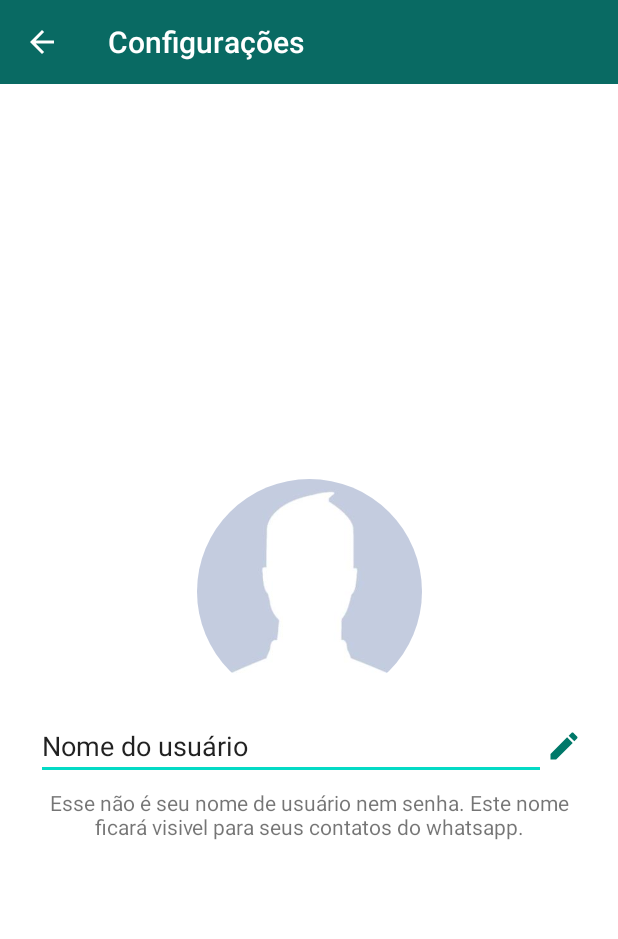
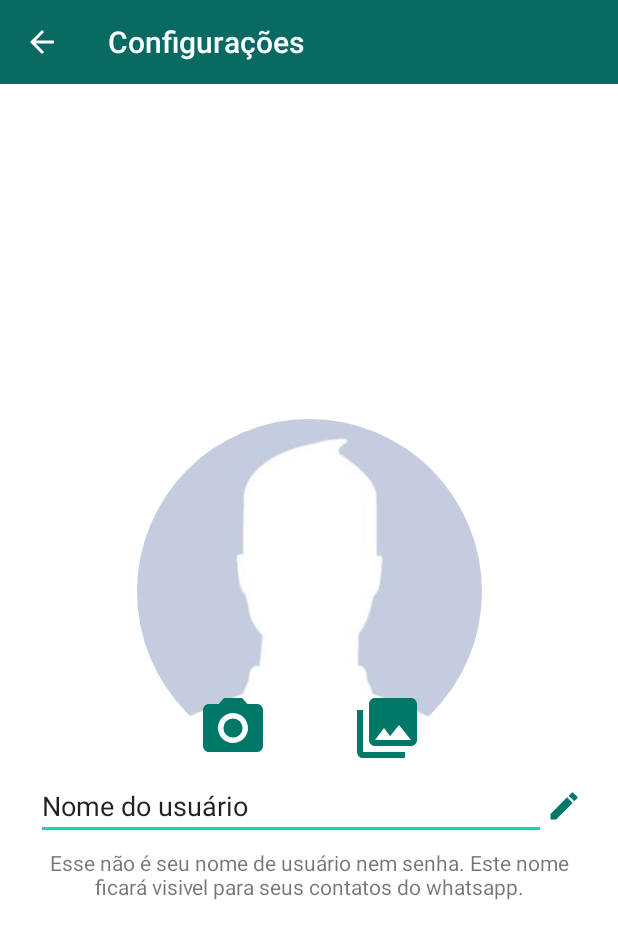
Before and after one commit to AnthoniIP/WhatsAppCloneJavaAndroid, an Android app: the ConfigActivity screen opened directly, with no data from a screen before it, on a phone screen of 412 x 824 dp. Shown: the top 939 px of the screen. Run offline under Robolectric (Android 15) with nearby library versions, the phone set to English and light mode, and no system bars; our stand-ins replace CircleImageView.

Commit message:
feita logica para alterar a foto de perfil do usuario na ConfigActivity

```diff
--- a/app/src/main/java/com/aidev/whatsapp/activity/ConfigActivity.java
+++ b/app/src/main/java/com/aidev/whatsapp/activity/ConfigActivity.java
@@ -2,64 +2,109 @@ package com.aidev.whatsapp.activity;
 
 import android.Manifest;
 import android.app.AlertDialog;
-import android.app.AlertDialog.Builder;
-import android.app.Dialog;
-import android.content.Context;
 import android.content.DialogInterface;
+import android.content.Intent;
 import android.content.pm.PackageManager;
+import android.graphics.Bitmap;
+import android.net.Uri;
 import android.os.Bundle;
+import android.provider.MediaStore;
 import android.view.View;
-import android.widget.ImageView;
-import android.widget.Toast;
-
 import androidx.annotation.NonNull;
 import androidx.appcompat.widget.Toolbar;
-
-import androidx.annotation.Nullable;
 import androidx.appcompat.app.AppCompatActivity;
-
 import com.aidev.whatsapp.R;
 import com.aidev.whatsapp.helper.Permissao;
+import de.hdodenhof.circleimageview.CircleImageView;
+import android.widget.ImageView;
 
 
-/*
+public class ConfigActivity extends AppCompatActivity {
 
-created by Anthoni Ipiranga
-
-*/   public class ConfigActivity extends AppCompatActivity {
-
-    private ImageView perfil;
-    private String[] permisoesNecessarias = new String[]{
-
+    private String[] permissoesNecessarias = new String[]{
             Manifest.permission.READ_EXTERNAL_STORAGE,
             Manifest.permission.CAMERA
-
     };
-
-    Toolbar toolbar;
+    private ImageView imageButtonCamera, imageButtonGaleria;
+    private static final int SELECAO_CAMERA  = 100;
+    private static final int SELECAO_GALERIA = 200;
+    private CircleImageView circleImageViewPerfil;
 
     @Override
-    protected void onCreate(@Nullable Bundle savedInstanceState) {
+    protected void onCreate(Bundle savedInstanceState) {
         super.onCreate(savedInstanceState);
         setContentView(R.layout.activity_config);
 
-        //Validar permissoes
-        Permissao.validarPermissoes(permisoesNecessarias, this, 1);
+        //Validar permissões
+        Permissao.validarPermissoes(permissoesNecessarias, this, 1);
 
-        toolbar = findViewById(R.id.toolbarPrincipal);
+        imageButtonCamera  = findViewById(R.id.imageViewCamera);
+        imageButtonGaleria = findViewById(R.id.imageViewGaleria);
+        circleImageViewPerfil = findViewById(R.id.circleImageView_fotoPerfil);
+
+        Toolbar toolbar = findViewById(R.id.toolbarPrincipal);
         toolbar.setTitle("Configurações");
-        setSupportActionBar(toolbar);
+        setSupportActionBar( toolbar );
 
         getSupportActionBar().setDisplayHomeAsUpEnabled(true);
 
-        perfil = findViewById(R.id.circleImageView_fotoPerfil);
+        imageButtonCamera.setOnClickListener(new View.OnClickListener() {
+            @Override
+            public void onClick(View v) {
 
-        perfil.setOnClickListener(new View.OnClickListener() {
-            @Override
-            public void onClick(View view) {
-                Toast.makeText(ConfigActivity.this, "clicado na imagem", Toast.LENGTH_SHORT).show();
+                Intent i = new Intent(MediaStore.ACTION_IMAGE_CAPTURE);
+                if ( i.resolveActivity(getPackageManager()) != null ){
+                    startActivityForResult(i, SELECAO_CAMERA );
+                }
+
+
             }
         });
+
+        imageButtonGaleria.setOnClickListener(new View.OnClickListener() {
+            @Override
+            public void onClick(View v) {
+
+                Intent i = new Intent(Intent.ACTION_PICK, MediaStore.Images.Media.EXTERNAL_CONTENT_URI );
+                if ( i.resolveActivity(getPackageManager()) != null ){
+                    startActivityForResult(i, SELECAO_GALERIA );
+                }
+            }
+        });
+
+
+    }
+
+    @Override
+    protected void onActivityResult(int requestCode, int resultCode, Intent data) {
+        super.onActivityResult(requestCode, resultCode, data);
+
+        if ( resultCode == RESULT_OK ){
+            Bitmap imagem = null;
+
+            try {
+
+                switch ( requestCode ){
+                    case SELECAO_CAMERA:
+                        imagem = (Bitmap) data.getExtras().get("data");
+                        break;
+                    case SELECAO_GALERIA:
+                        Uri localImagemSelecionada = data.getData();
+                        imagem = MediaStore.Images.Media.getBitmap(getContentResolver(), localImagemSelecionada );
+                        break;
+                }
+
+                if ( imagem != null ){
+
+                    circleImageViewPerfil.setImageBitmap( imagem );
+
+                }
+
+            }catch (Exception e){
+                e.printStackTrace();
+            }
+
+        }
 
     }
 
@@ -67,28 +112,23 @@ created by Anthoni Ipiranga
     public void onRequestPermissionsResult(int requestCode, @NonNull String[] permissions, @NonNull int[] grantResults) {
         super.onRequestPermissionsResult(requestCode, permissions, grantResults);
 
-        for (int permissaoResultado : grantResults) {
-
-            if (permissaoResultado == PackageManager.PERMISSION_DENIED) {
-
-                alertaValidacao();
-
-
+        for ( int permissaoResultado : grantResults ){
+            if ( permissaoResultado == PackageManager.PERMISSION_DENIED ){
+                alertaValidacaoPermissao();
             }
-
         }
 
     }
 
-    private void alertaValidacao() {
+    private void alertaValidacaoPermissao(){
 
-
-        AlertDialog.Builder builder = new AlertDialog.Builder(this);
-        builder.setTitle("Permissoes negadas");
-        builder.setMessage("Para utilizar o app e necessario aceitar as permissoes");
+        AlertDialog.Builder builder = new AlertDialog.Builder( this );
+        builder.setTitle("Permissões Negadas");
+        builder.setMessage("Para utilizar o app é necessário aceitar as permissões");
+        builder.setCancelable(false);
         builder.setPositiveButton("Confirmar", new DialogInterface.OnClickListener() {
             @Override
-            public void onClick(DialogInterface dialogInterface, int i) {
+            public void onClick(DialogInterface dialog, int which) {
                 finish();
             }
         });
@@ -97,4 +137,5 @@ created by Anthoni Ipiranga
         dialog.show();
 
     }
+
 }
--- /dev/null
+++ b/app/src/main/res/drawable/ic_baseline_photo_camera_24.xml
@@ -0,0 +1,6 @@
+<vector android:height="48dp" android:tint="#007869"
+    android:viewportHeight="24" android:viewportWidth="24"
+    android:width="48dp" xmlns:android="http://schemas.android.com/apk/res/android">
+    <path android:fillColor="@android:color/white" android:pathData="M12,12m-3.2,0a3.2,3.2 0,1 1,6.4 0a3.2,3.2 0,1 1,-6.4 0"/>
+    <path android:fillColor="@android:color/white" android:pathData="M9,2L7.17,4L4,4c-1.1,0 -2,0.9 -2,2v12c0,1.1 0.9,2 2,2h16c1.1,0 2,-0.9 2,-2L22,6c0,-1.1 -0.9,-2 -2,-2h-3.17L15,2L9,2zM12,17c-2.76,0 -5,-2.24 -5,-5s2.24,-5 5,-5 5,2.24 5,5 -2.24,5 -5,5z"/>
+</vector>
--- /dev/null
+++ b/app/src/main/res/drawable/ic_baseline_photo_library_24.xml
@@ -0,0 +1,5 @@
+<vector android:height="48dp" android:tint="#007869"
+    android:viewportHeight="24" android:viewportWidth="24"
+    android:width="48dp" xmlns:android="http://schemas.android.com/apk/res/android">
+    <path android:fillColor="@android:color/white" android:pathData="M22,16L22,4c0,-1.1 -0.9,-2 -2,-2L8,2c-1.1,0 -2,0.9 -2,2v12c0,1.1 0.9,2 2,2h12c1.1,0 2,-0.9 2,-2zM11,12l2.03,2.71L16,11l4,5L8,16l3,-4zM2,6v14c0,1.1 0.9,2 2,2h14v-2L4,20L4,6L2,6z"/>
+</vector>
--- a/app/src/main/res/layout/activity_config.xml
+++ b/app/src/main/res/layout/activity_config.xml
@@ -18,8 +18,8 @@
 
     <de.hdodenhof.circleimageview.CircleImageView
         android:id="@+id/circleImageView_fotoPerfil"
-        android:layout_width="150dp"
-        android:layout_height="150dp"
+        android:layout_width="230dp"
+        android:layout_height="230dp"
         android:background="@color/common_google_signin_btn_text_dark_default"
         android:src="@drawable/padrao"
         app:civ_border_color="@android:color/white"
@@ -86,5 +86,25 @@
         app:layout_constraintStart_toStartOf="parent"
         app:layout_constraintTop_toBottomOf="@+id/nome_layout" />
 
+    <ImageView
+        android:id="@+id/imageViewCamera"
+        android:layout_width="wrap_content"
+        android:layout_height="wrap_content"
+        android:layout_marginStart="131dp"
+        android:layout_marginLeft="131dp"
+        app:layout_constraintBottom_toTopOf="@+id/nome_layout"
+        app:layout_constraintStart_toStartOf="parent"
+        app:srcCompat="@drawable/ic_baseline_photo_camera_24" />
+
+    <ImageView
+        android:id="@+id/imageViewGaleria"
+        android:layout_width="wrap_content"
+        android:layout_height="wrap_content"
+        android:layout_marginEnd="130dp"
+        android:layout_marginRight="130dp"
+        app:layout_constraintBottom_toTopOf="@+id/nome_layout"
+        app:layout_constraintEnd_toEndOf="parent"
+        app:srcCompat="@drawable/ic_baseline_photo_library_24" />
+
 
 </androidx.constraintlayout.widget.ConstraintLayout>
```
Also changed, not shown: app/src/main/AndroidManifest.xml (+15 -4 lines).
